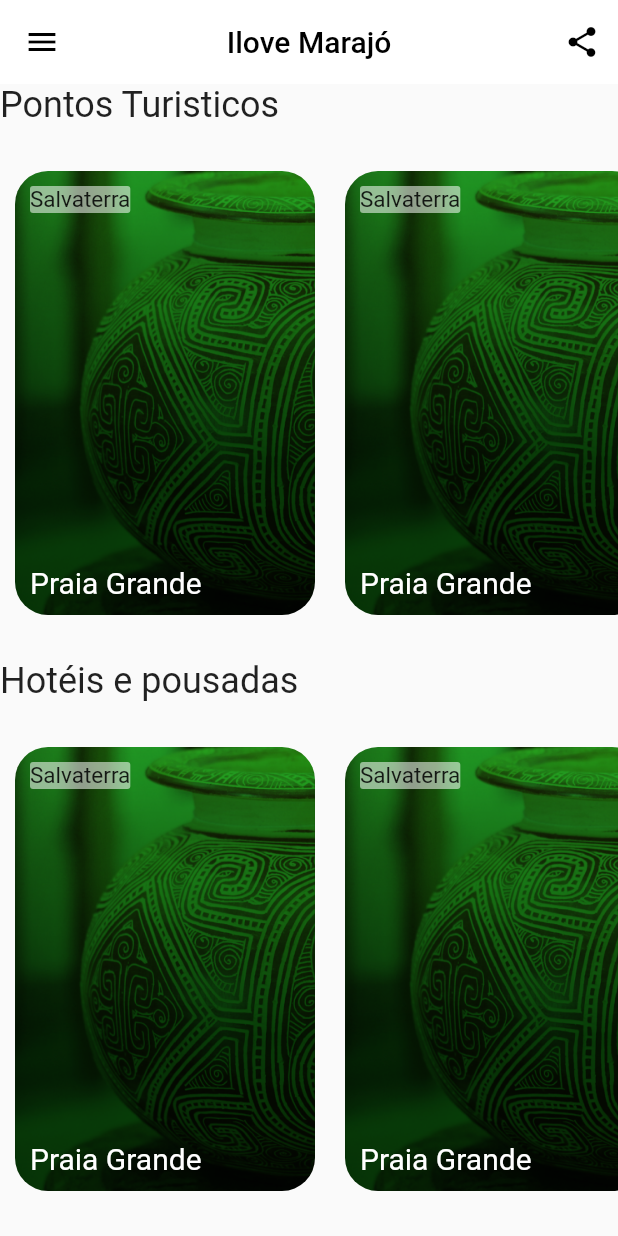
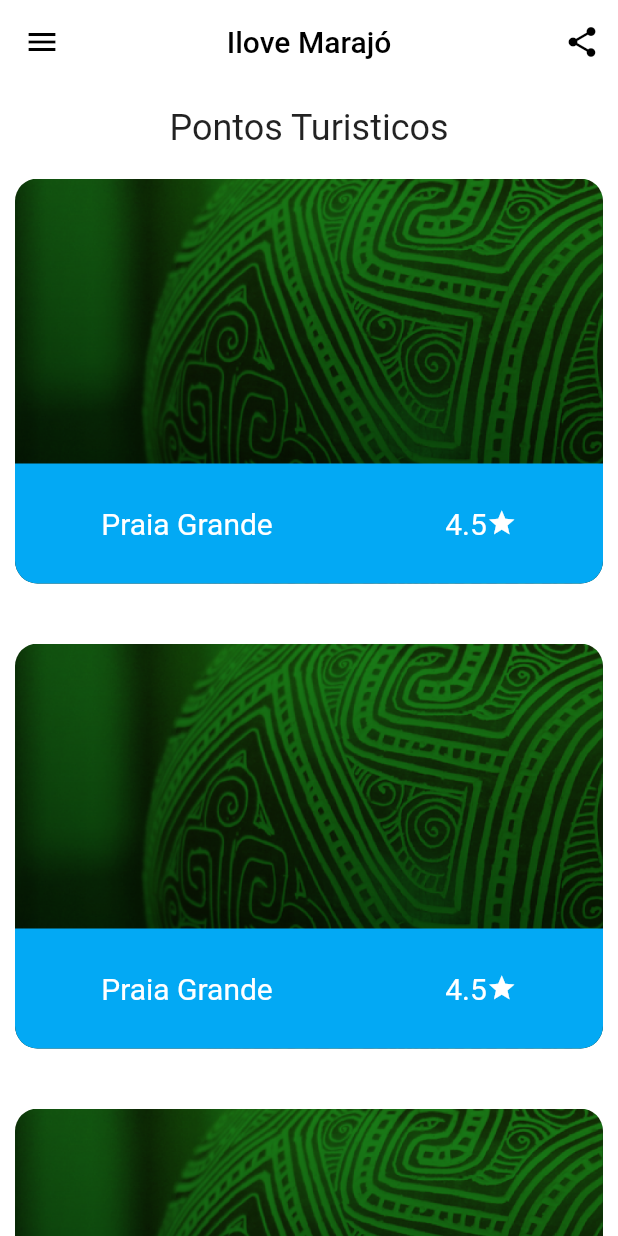
Before and after one commit to IloveMarajoProject/Ilove-Marajo, a Flutter app: the HomePage screen opened directly, on a phone screen of 412 x 824 dp. Run offline on Flutter 3.47's test engine with Material 2 defaults, Android fonts, the light colour scheme and no system bars; drawn by our look-alikes of auto_size_text; our stand-ins replace hexcolor; network calls fail.

Commit message:
Nova tela HomePage

```diff
--- a/lib/Views/HomePage/HomePage.dart
+++ b/lib/Views/HomePage/HomePage.dart
@@ -1,6 +1,7 @@
 import 'package:auto_size_text/auto_size_text.dart';
 import 'package:flutter/cupertino.dart';
 import 'package:flutter/material.dart';
+import 'package:hexcolor/hexcolor.dart';
 
 import 'Widgets/ListaWidget.dart';
 
@@ -13,6 +14,7 @@ class _HomePageState extends State<HomePage> {
   @override
   Widget build(BuildContext context) {
     return Scaffold(
+      backgroundColor: Colors.white,
       appBar: AppBar(
         iconTheme: IconThemeData(color: Colors.black),
         title: Text('Ilove Marajó',style: TextStyle(color: Colors.black),),
@@ -28,37 +30,30 @@ class _HomePageState extends State<HomePage> {
       drawer: Drawer(),
 
       body: Column(
-        crossAxisAlignment: CrossAxisAlignment.start,
+        crossAxisAlignment: CrossAxisAlignment.center,
         children: [
-          AutoSizeText(
+          Padding(
+            padding: const EdgeInsets.only(top: 15),
+            child: AutoSizeText(
               'Pontos Turisticos',
               maxLines: 1,
               style: TextStyle(
                 fontSize: 24
               ),
               ),
-
-          Expanded(
-            child: Container(
-              height: 200,
-              color: Colors.transparent,
-              child: ListaWidget(),
-            ),
-          ),
-
-          AutoSizeText(
-            'Hotéis e pousadas',
-            maxLines: 1,
-            style: TextStyle(
-              fontSize: 24
-            ),
           ),
 
           Expanded(
             child: Container(
-              height: 200,
-              color: Colors.transparent,
-              child: ListaWidget(),
+              color: Colors.white,
+              child: ListView(
+                children: [
+                  ListaWidget(),
+                  ListaWidget(),
+                  ListaWidget(),
+                  ListaWidget(),
+                ],
+              ),
             ),
           ),
         ],
--- a/lib/Views/HomePage/Widgets/ListaWidget.dart
+++ b/lib/Views/HomePage/Widgets/ListaWidget.dart
@@ -1,6 +1,7 @@
 import 'package:auto_size_text/auto_size_text.dart';
 import 'package:flutter/material.dart';
-
+import 'package:flutter/rendering.dart';
+import 'package:hexcolor/hexcolor.dart';
 class ListaWidget extends StatefulWidget {
   @override
   _ListaWidgetState createState() => _ListaWidgetState();
@@ -9,24 +10,12 @@ class ListaWidget extends StatefulWidget {
 class _ListaWidgetState extends State<ListaWidget> {
   @override
   Widget build(BuildContext context) {
-    return ListView(
-      scrollDirection: Axis.horizontal,
-      children: [
-        _container(),
-        _container(),
-        _container(),
-      ],
-    );
-  }
-
-
-  Widget _container(){
     return Container(
-      margin: EdgeInsets.symmetric(vertical: 30,horizontal: 10),
-      width: 200,
+      margin: EdgeInsets.symmetric(vertical: 20,horizontal: 10),
+      height: 270,
       decoration: BoxDecoration(
         color: Colors.white,
-        borderRadius: BorderRadius.circular(22),
+        borderRadius: BorderRadius.circular(15),
         image: DecorationImage(
           fit: BoxFit.cover,
           image: AssetImage('image/fundos/login.PNG')
@@ -36,36 +25,50 @@ class _ListaWidgetState extends State<ListaWidget> {
       child: Stack(
         children: [
 
-          //Local aonde a ponto está, pode ser a uma vila ou cidade e etc...
-          //Não é o municipio
-          Padding(
-            padding: const EdgeInsets.all(10.0),
+          Align(
+            alignment: Alignment.bottomCenter,
             child: Container(
+              height: 80,
               decoration: BoxDecoration(
-                color: Colors.white54,
-                borderRadius: BorderRadius.circular(2)
+                color: Colors.lightBlue,
+                borderRadius: BorderRadius.only(
+                  bottomLeft: Radius.circular(15),
+                  bottomRight: Radius.circular(15)
+                )
               ),
-              child: AutoSizeText(
-                'Salvaterra',
-                style: TextStyle(fontSize: 15),
-                ),
-            ),
-          ),
+              child: Row(
+                mainAxisAlignment: MainAxisAlignment.spaceAround,
+                children: [
+                  Flexible(
+                    child: AutoSizeText(
+                      'Praia Grande',
+                      maxLines: 2,
+                      style: TextStyle(
+                        color: Colors.white,
+                        fontSize: 20),
+                      )),
 
-
-          //Nome do ponto turistio
-          Padding(
-            padding: const EdgeInsets.all(10.0),
-            child: Align(
-              alignment: Alignment.bottomLeft,
-              child: AutoSizeText(
-                'Praia Grande',
-                maxLines: 2,
-                style: TextStyle(
-                  fontSize: 20,
-                  color: Colors.white
-                ),
-                ),
+                  RichText(
+                    text: TextSpan(
+                      children: [
+                        TextSpan(
+                          text: "4.5",
+                          style: TextStyle(
+                            color: Colors.white,
+                            fontSize: 20)
+                        ),
+                        WidgetSpan(
+                          child: Icon(
+                            Icons.star,
+                            size: 20,
+                            color: Colors.white,
+                            ),
+                        ),
+                      ],
+                    ),
+                  ),
+                ],
+              ),
             ),
           )
         ],
--- a/lib/Views/LoginPage/LoginPage.dart
+++ b/lib/Views/LoginPage/LoginPage.dart
@@ -17,14 +17,14 @@ class LoginPage extends StatefulWidget {
 class _LoginPageState extends State<LoginPage> {
 
   List<Produtos>? produtos;
-  StreamController? _controller;
+  StreamController _controller = StreamController<Iterable>();
 
   _getProdutos(){
     Api.getMunicipios().then((response) {
       setState(() {
           Iterable lista = json.decode(response.body);
           produtos = lista.map((e) => Produtos.fromJson(e)).toList();
-          _controller?.add(lista);
+          _controller.add(lista);
       });
     });
   }
@@ -93,7 +93,7 @@ class _LoginPageState extends State<LoginPage> {
 
                         ///StreamBuilder
                         child: StreamBuilder(
-                          stream: _controller?.stream,
+                          stream: _controller.stream,
                           builder: (context, snapshot) {
                                 if(snapshot.hasError){
                                   return Center(
--- a/pubspec.yaml
+++ b/pubspec.yaml
@@ -32,6 +32,7 @@ dependencies:
   auto_size_text: ^3.0.0-nullsafety.0
   source_span: ^1.8.0-nullsafety
   http: ^0.13.0
+  hexcolor: ^2.0.3
 
 dev_dependencies:
   flutter_test:
```
Also changed, not shown: pubspec.lock. Lines whose indentation alone changed are shown as unchanged.
